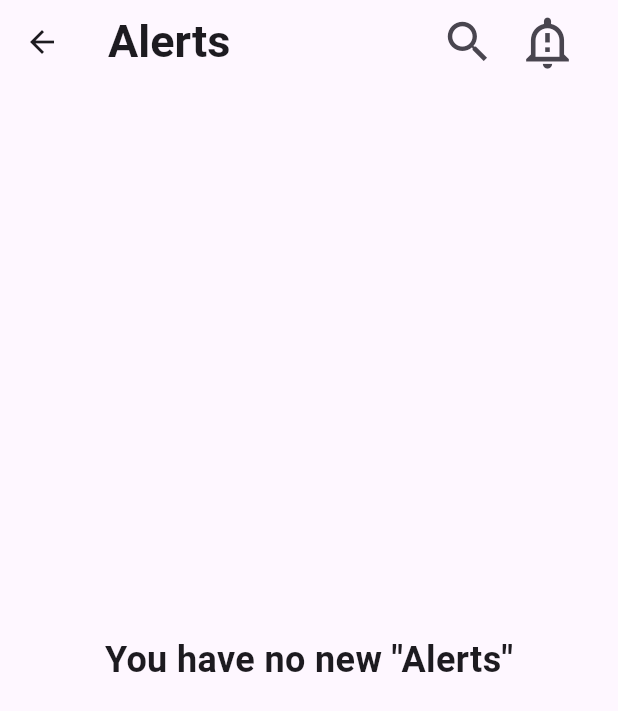
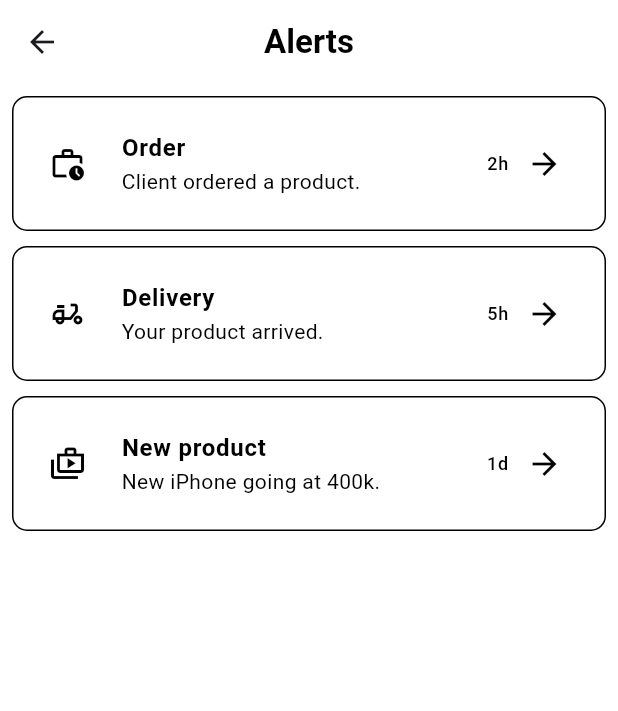
Before and after one commit to bsc-05-20/inshop, a Flutter app: the AlertsScreen screen opened directly, on a phone screen of 412 x 824 dp. Shown: the top 711 px of the screen. Run offline on Flutter 3.47's test engine with Material 3 defaults, Android fonts, the phone set to English and light mode, and no system bars; our stand-ins replace google_fonts.

Commit message:
Alert screen Createf the alert widget:

```diff
--- a/inshop/lib/screens/alerts_screen.dart
+++ b/inshop/lib/screens/alerts_screen.dart
@@ -1,53 +1,57 @@
 import 'package:flutter/material.dart';
-import 'package:inshop/widgets/custom_search_delegate.dart';
+import 'package:inshop/widgets/alert.dart';
 
-class AlertsScreen extends StatefulWidget {
-  const AlertsScreen({super.key});
-
-  @override
-  _AlertsScreenState createState() => _AlertsScreenState();
-}
-
-class _AlertsScreenState extends State<AlertsScreen> {
-  int _selectedIndex = 1; // Set initial index to 1 for Orders
-
-  // This function will be called when a bottom navigation item is tapped
-  void _onItemTapped(int index) {
-    setState(() {
-      _selectedIndex = index;
-    });
-
-  }
+class AlertsScreen extends StatelessWidget {
+  const AlertsScreen({Key? key}) : super(key: key);
 
   @override
   Widget build(BuildContext context) {
     return Scaffold(
+      backgroundColor: Colors.white,
       appBar: AppBar(
+        backgroundColor: Colors.white,
         title: const Text(
           'Alerts',
-          style: TextStyle(fontSize: 30, fontWeight: FontWeight.w700),
+          style: TextStyle(color: Colors.black, fontWeight: FontWeight.bold),
         ),
-        actions: [
-          IconButton(
-            icon: const Icon(Icons.search, size: 36),
-            onPressed: () {
-              showSearch(context: context, delegate: CustomSearchDelegate());
+        centerTitle: true,
+      ),
+      body: ListView(
+        padding: const EdgeInsets.all(8.0),
+        children: [
+          AlertTile(
+            icon: Icons.work_history_outlined,
+            title: 'Order',
+            message: 'Client ordered a product.',
+            timestamp: '2h',
+            onNavigate: () {
+              // Define navigation action for this alert
+             // Navigator.push(context, MaterialPageRoute(builder: (context) => OrderDetailsScreen()));
             },
           ),
-          Padding(
-            padding: const EdgeInsets.only(right: 20.0),
-            child: IconButton(
-              icon: const Icon(Icons.notification_important_outlined, size: 38),
-              onPressed: () {},
-            ),
+          const SizedBox(height: 10.0),
+          AlertTile(
+            icon: Icons.delivery_dining_outlined,
+            title: 'Delivery',
+            message: 'Your product arrived.',
+            timestamp: '5h',
+            onNavigate: () {
+              // Define navigation action for this alert
+             // Navigator.push(context, MaterialPageRoute(builder: (context) => DeliveryDetailsScreen()));
+            },
+          ),
+          const SizedBox(height: 10.0),
+          AlertTile(
+            icon: Icons.shop_2_outlined,
+            title: 'New product',
+            message: 'New iPhone going at 400k.',
+            timestamp: '1d',
+            onNavigate: () {
+              // Define navigation action for this alert
+              //Navigator.push(context, MaterialPageRoute(builder: (context) => ProductDetailsScreen()));
+            },
           ),
         ],
-      ),
-      body: const Center(
-        child: Text(
-          'You have no new "Alerts"', // Text to indicate this is the Orders screen
-          style: TextStyle(fontSize: 24, fontWeight: FontWeight.bold),
-        ),
       ),
     );
   }
--- /dev/null
+++ b/inshop/lib/widgets/alert.dart
@@ -0,0 +1,55 @@
+import 'package:flutter/material.dart';
+
+class AlertTile extends StatelessWidget {
+  final IconData icon;
+  final String title;
+  final String message;
+  final String timestamp;
+  final VoidCallback? onNavigate; // Callback for navigation
+
+  const AlertTile({
+    Key? key,
+    required this.icon,
+    required this.title,
+    required this.message,
+    required this.timestamp,
+    this.onNavigate,
+  }) : super(key: key);
+
+  @override
+  Widget build(BuildContext context) {
+    return ListTile(
+      leading: CircleAvatar(
+        backgroundColor: Colors.white,
+        child: Icon(icon, color: Colors.black),
+      ),
+      title: Text(
+        title,
+        style: const TextStyle(color: Colors.black, fontWeight: FontWeight.bold),
+      ),
+      subtitle: Text(
+        message,
+        style: const TextStyle(color: Colors.black),
+      ),
+      trailing: Row(
+        mainAxisSize: MainAxisSize.min,
+        children: [
+          Text(
+            timestamp,
+            style: const TextStyle(color: Colors.black, fontSize: 12),
+          ),
+          IconButton(
+            icon: const Icon(Icons.arrow_forward, color: Colors.black),
+            onPressed: onNavigate, // Trigger the navigation callback when pressed
+          ),
+        ],
+      ),
+      tileColor: Colors.white,
+      contentPadding: const EdgeInsets.symmetric(horizontal: 16, vertical: 8),
+      shape: RoundedRectangleBorder(
+        borderRadius: BorderRadius.circular(10),
+        side: const BorderSide(color: Colors.black),
+      ),
+    );
+  }
+}
```
